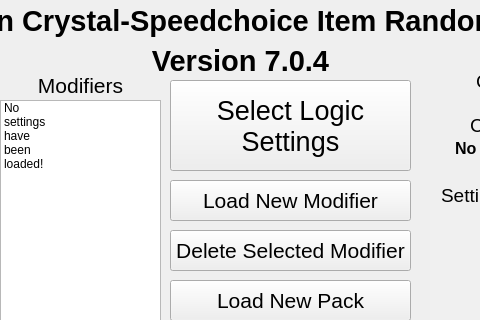
Old version of the form QTGUIDesign.ui in the repository erudnick-cohen/Pokemon-Crystal-Item-Randomizer; both pictures show x 150 to 630 and y 0 to 320 of the 802 by 619 pixel window.
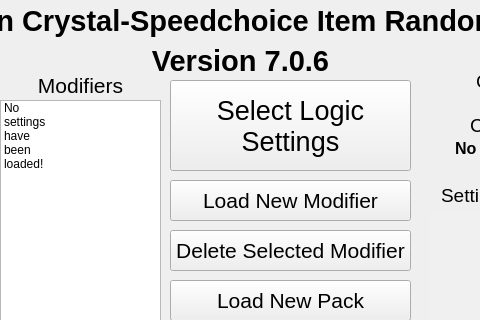
New version of the form.

Commit message: Update version, resolve warp problem with NoEarlyBasement

```diff
--- a/QTGUIDesign.ui
+++ b/QTGUIDesign.ui
@@ -867,7 +867,7 @@
      </font>
     </property>
     <property name="text">
-     <string>Version 7.0.4</string>
+     <string>Version 7.0.6</string>
     </property>
     <property name="scaledContents">
      <bool>true</bool>
```
The commit also changes 4 other files.
